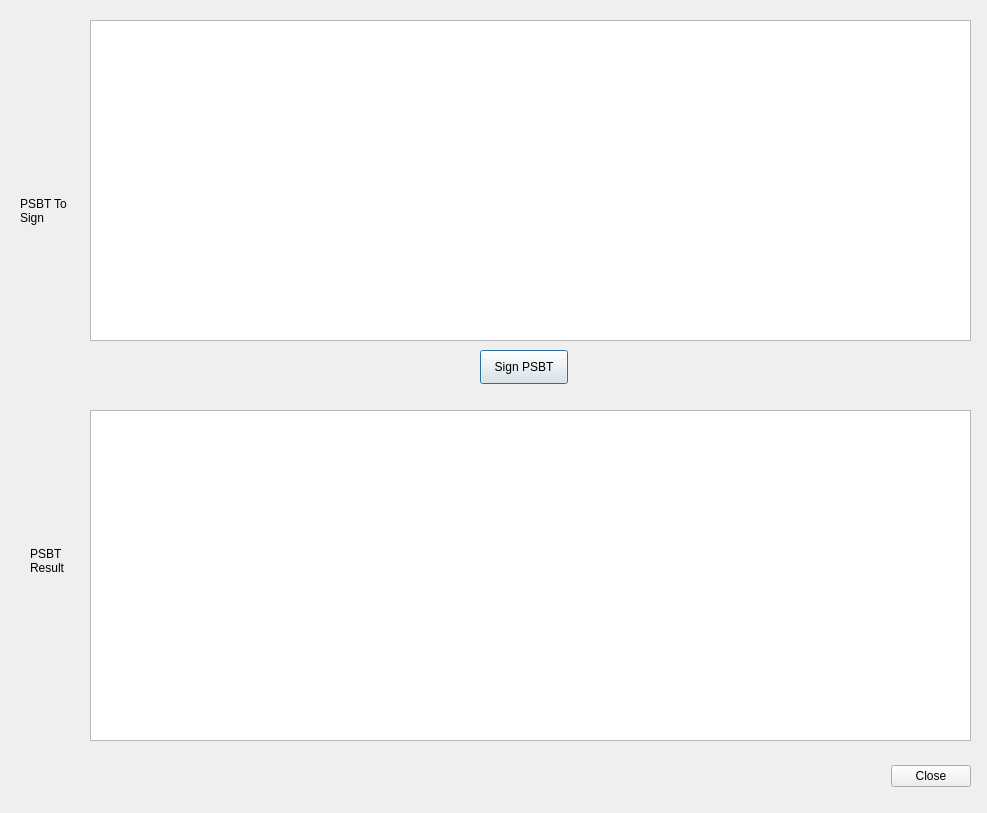
bitcoin-core/HWI, file hwilib/ui/signpsbtdialog.ui: the form before one commit.
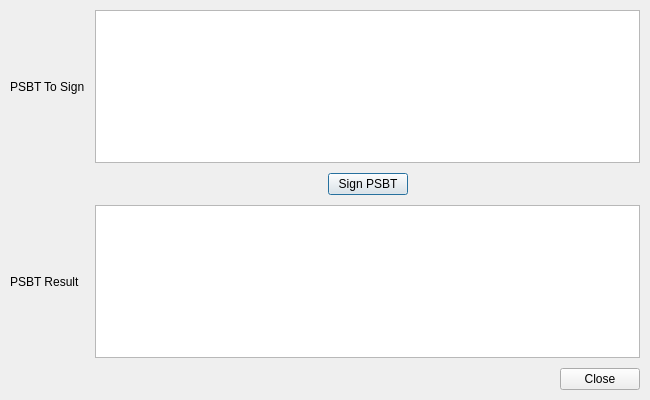
The form after the commit.

Patch:
```diff
--- a/hwilib/ui/signpsbtdialog.ui
+++ b/hwilib/ui/signpsbtdialog.ui
@@ -6,38 +6,46 @@
    <rect>
     <x>0</x>
     <y>0</y>
-    <width>987</width>
-    <height>813</height>
+    <width>650</width>
+    <height>400</height>
    </rect>
   </property>
   <property name="windowTitle">
    <string>Dialog</string>
   </property>
-  <widget class="QDialogButtonBox" name="buttonBox">
-   <property name="geometry">
-    <rect>
-     <x>630</x>
-     <y>760</y>
-     <width>341</width>
-     <height>32</height>
-    </rect>
+  <layout class="QGridLayout" name="gridLayout">
+   <property name="leftMargin">
+    <number>10</number>
    </property>
+   <property name="topMargin">
+    <number>10</number>
+   </property>
+   <property name="rightMargin">
+    <number>10</number>
+   </property>
+   <property name="bottomMargin">
+    <number>10</number>
+   </property>
+   <property name="spacing">
+    <number>10</number>
+   </property>
+   <item row="1" column="0">
+    <layout class="QVBoxLayout" name="verticalLayout_2">
+     <item>
+      <spacer name="verticalSpacer_2">
    <property name="orientation">
-    <enum>Qt::Horizontal</enum>
-   </property>
-   <property name="standardButtons">
-    <set>QDialogButtonBox::Close</set>
-   </property>
-  </widget>
+        <enum>Qt::Vertical</enum>
+       </property>
+       <property name="sizeHint" stdset="0">
+        <size>
+         <width>20</width>
+         <height>40</height>
+        </size>
+       </property>
+      </spacer>
+     </item>
+     <item>
   <widget class="QLabel" name="label">
-   <property name="geometry">
-    <rect>
-     <x>20</x>
-     <y>180</y>
-     <width>58</width>
-     <height>61</height>
-    </rect>
-   </property>
    <property name="text">
     <string>PSBT To Sign</string>
    </property>
@@ -45,54 +53,102 @@
     <bool>true</bool>
    </property>
   </widget>
+     </item>
+     <item>
+      <spacer name="verticalSpacer">
+       <property name="orientation">
+        <enum>Qt::Vertical</enum>
+       </property>
+       <property name="sizeHint" stdset="0">
+        <size>
+         <width>20</width>
+         <height>40</height>
+        </size>
+       </property>
+      </spacer>
+     </item>
+    </layout>
+   </item>
+   <item row="3" column="0">
+    <layout class="QVBoxLayout" name="verticalLayout">
+     <item>
+      <spacer name="verticalSpacer_3">
+       <property name="orientation">
+        <enum>Qt::Vertical</enum>
+       </property>
+       <property name="sizeHint" stdset="0">
+        <size>
+         <width>20</width>
+         <height>40</height>
+        </size>
+       </property>
+      </spacer>
+     </item>
+     <item>
+      <widget class="QLabel" name="label_2">
+       <property name="text">
+        <string>PSBT Result</string>
+       </property>
+       <property name="wordWrap">
+        <bool>true</bool>
+       </property>
+      </widget>
+     </item>
+     <item>
+      <spacer name="verticalSpacer_4">
+       <property name="orientation">
+        <enum>Qt::Vertical</enum>
+       </property>
+       <property name="sizeHint" stdset="0">
+        <size>
+         <width>20</width>
+         <height>40</height>
+        </size>
+       </property>
+      </spacer>
+     </item>
+    </layout>
+   </item>
+   <item row="1" column="2">
   <widget class="QPlainTextEdit" name="psbt_in_textedit">
-   <property name="geometry">
-    <rect>
-     <x>90</x>
-     <y>20</y>
-     <width>881</width>
-     <height>321</height>
-    </rect>
-   </property>
-  </widget>
+     <property name="minimumSize">
+      <size>
+       <width>300</width>
+       <height>120</height>
+      </size>
+     </property>
+    </widget>
+   </item>
+   <item row="3" column="2">
   <widget class="QPlainTextEdit" name="psbt_out_textedit">
-   <property name="geometry">
-    <rect>
-     <x>90</x>
-     <y>410</y>
-     <width>881</width>
-     <height>331</height>
-    </rect>
+     <property name="minimumSize">
+      <size>
+       <width>300</width>
+       <height>120</height>
+      </size>
    </property>
    <property name="textInteractionFlags">
     <set>Qt::TextSelectableByKeyboard|Qt::TextSelectableByMouse</set>
    </property>
   </widget>
-  <widget class="QLabel" name="label_2">
-   <property name="geometry">
-    <rect>
-     <x>30</x>
-     <y>530</y>
-     <width>58</width>
-     <height>61</height>
-    </rect>
-   </property>
-   <property name="text">
-    <string>PSBT Result</string>
-   </property>
-   <property name="wordWrap">
-    <bool>true</bool>
-   </property>
-  </widget>
+   </item>
+   <item row="2" column="2">
+    <layout class="QHBoxLayout" name="horizontalLayout">
+     <item>
+      <spacer name="horizontalSpacer">
+       <property name="orientation">
+        <enum>Qt::Horizontal</enum>
+       </property>
+       <property name="sizeHint" stdset="0">
+        <size>
+         <width>40</width>
+         <height>20</height>
+        </size>
+       </property>
+      </spacer>
+     </item>
+     <item>
   <widget class="QPushButton" name="sign_psbt_button">
-   <property name="geometry">
-    <rect>
-     <x>480</x>
-     <y>350</y>
-     <width>88</width>
-     <height>34</height>
-    </rect>
-   </property>
    <property name="text">
     <string>Sign PSBT</string>
    </property>
@@ -103,6 +159,33 @@
     <bool>true</bool>
    </property>
   </widget>
+     </item>
+     <item>
+      <spacer name="horizontalSpacer_2">
+       <property name="orientation">
+        <enum>Qt::Horizontal</enum>
+       </property>
+       <property name="sizeHint" stdset="0">
+        <size>
+         <width>40</width>
+         <height>20</height>
+        </size>
+       </property>
+      </spacer>
+     </item>
+    </layout>
+   </item>
+   <item row="4" column="2">
+    <widget class="QDialogButtonBox" name="buttonBox">
+     <property name="orientation">
+      <enum>Qt::Horizontal</enum>
+     </property>
+     <property name="standardButtons">
+      <set>QDialogButtonBox::Close</set>
+     </property>
+    </widget>
+   </item>
+  </layout>
  </widget>
  <resources/>
  <connections>
```
Lines whose indentation alone changed are shown as unchanged.
